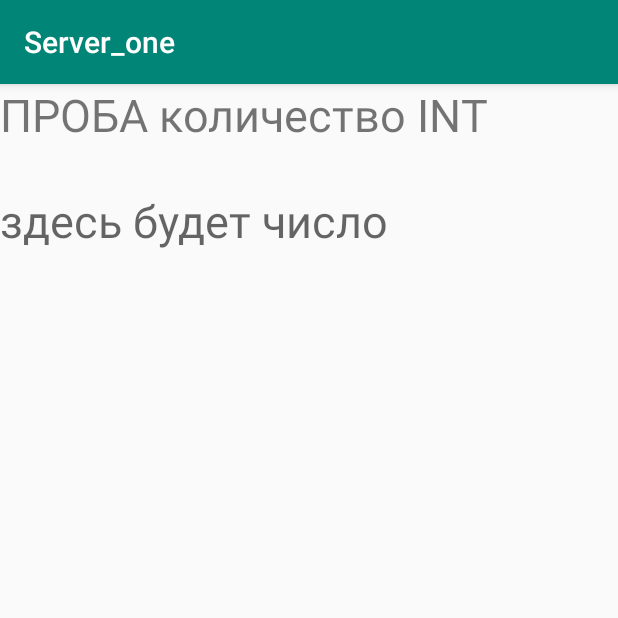
After one commit to Alex22485/Server_one, an Android app: the Main7Activity screen opened directly, with no data from a screen before it, on a phone screen of 412 x 824 dp, the top half of it. The commit adds this screen. Run offline under Robolectric (Android 15) with nearby library versions, the phone set to English and light mode, and no system bars; our stand-ins replace Firebase (no records; nobody signed in at launch, a user with empty details on screens opened directly).

Commit message:
Лист 7 эксперименты с выводом числа-текста из БД и выводом его на экран

```diff
--- a/app/src/main/AndroidManifest.xml
+++ b/app/src/main/AndroidManifest.xml
@@ -9,7 +9,8 @@
         android:roundIcon="@mipmap/ic_launcher_round"
         android:supportsRtl="true"
         android:theme="@style/AppTheme">
-        <activity android:name=".Main6Activity"></activity>
+        <activity android:name=".Main7Activity"></activity>
+        <activity android:name=".Main6Activity" />
         <activity android:name=".Main5Activity" />
         <activity android:name=".Main3Activity" />
         <activity android:name=".Main2Activity" />
--- a/app/src/main/java/ru/startandroid/develop/server_one/Main2Activity.java
+++ b/app/src/main/java/ru/startandroid/develop/server_one/Main2Activity.java
@@ -158,7 +158,7 @@ public class Main2Activity extends AppCompatActivity {
 
 // переход на другой лист
     public void next_list2(View view){
-        Intent n = new Intent(this,Main3Activity.class);
+        Intent n = new Intent(this,Main7Activity.class);
         startActivity(n);
     }
 
--- a/app/src/main/java/ru/startandroid/develop/server_one/Main6Activity.java
+++ b/app/src/main/java/ru/startandroid/develop/server_one/Main6Activity.java
@@ -58,6 +58,13 @@ public class Main6Activity extends AppCompatActivity {
         dialog.show();
     }
 
+    public void btn7(View view){
+        Intent intent = new Intent( this,Main7Activity.class );
+        startActivity( intent );
+
+    }
+
+
 
 
 
--- /dev/null
+++ b/app/src/main/java/ru/startandroid/develop/server_one/Main7Activity.java
@@ -0,0 +1,58 @@
+package ru.startandroid.develop.server_one;
+
+import androidx.appcompat.app.AppCompatActivity;
+
+import android.os.Bundle;
+import android.util.Log;
+import android.widget.EditText;
+import android.widget.TextView;
+
+import com.google.firebase.database.DataSnapshot;
+import com.google.firebase.database.DatabaseError;
+import com.google.firebase.database.DatabaseReference;
+import com.google.firebase.database.FirebaseDatabase;
+import com.google.firebase.database.ValueEventListener;
+
+public class Main7Activity extends AppCompatActivity {
+
+    TextView number;
+
+    @Override
+    protected void onCreate(Bundle savedInstanceState) {
+        super.onCreate( savedInstanceState );
+        setContentView( R.layout.activity_main7 );
+
+        number= findViewById( R.id.number );
+
+        DatabaseReference rootRef = FirebaseDatabase.getInstance().getReference("Заявки")
+                .child("Аэропорт-Красноярск")
+                .child( "6 12 2019" )
+                .child( "Маршрут 1" );
+        DatabaseReference usersdRef = rootRef.child( "Рейс номер 2" );
+        ValueEventListener valueEventListener = new ValueEventListener() {
+            @Override
+            public void onDataChange(DataSnapshot dataSnapshot) {
+
+                for (DataSnapshot ds : dataSnapshot.getChildren()) {
+
+
+                    String flight = ds.child("рейс").getValue(String.class);
+
+
+
+                    Log.d("TAG", flight);
+                    number.setText(flight);
+
+                }
+            }
+
+            @Override
+            public void onCancelled(DatabaseError databaseError) {
+            }
+        };usersdRef.addListenerForSingleValueEvent(valueEventListener);
+
+
+
+
+    }
+}
--- a/app/src/main/res/layout/activity_main6.xml
+++ b/app/src/main/res/layout/activity_main6.xml
@@ -32,9 +32,11 @@
 
 
     <Button
+        android:id="@+id/btn7"
         android:layout_width="match_parent"
         android:layout_height="wrap_content"
         android:text="Next page"
+        android:onClick="btn7"
         />
 
 
--- /dev/null
+++ b/app/src/main/res/layout/activity_main7.xml
@@ -0,0 +1,26 @@
+<?xml version="1.0" encoding="utf-8"?>
+<LinearLayout xmlns:android="http://schemas.android.com/apk/res/android"
+    xmlns:app="http://schemas.android.com/apk/res-auto"
+    xmlns:tools="http://schemas.android.com/tools"
+    android:layout_width="match_parent"
+    android:layout_height="match_parent"
+    tools:context=".Main7Activity"
+    android:orientation="vertical">
+
+    <TextView
+        android:layout_width="match_parent"
+        android:layout_height="wrap_content"
+        android:text="ПРОБА количество INT"
+        android:textSize="30sp"/>
+    <TextView
+        android:layout_width="match_parent"
+        android:layout_height="30sp"/>
+
+    <TextView
+        android:id="@+id/number"
+        android:layout_width="match_parent"
+        android:layout_height="match_parent"
+        android:textSize="30sp"
+        android:hint="здесь будет число"/>
+
+</LinearLayout>
```
